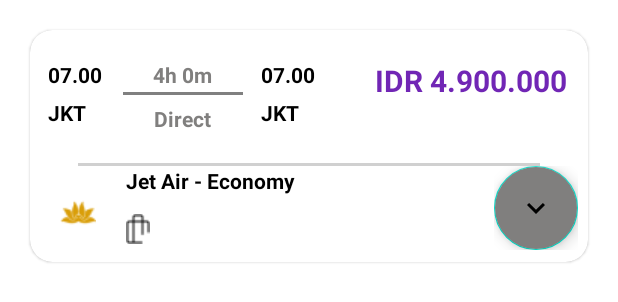
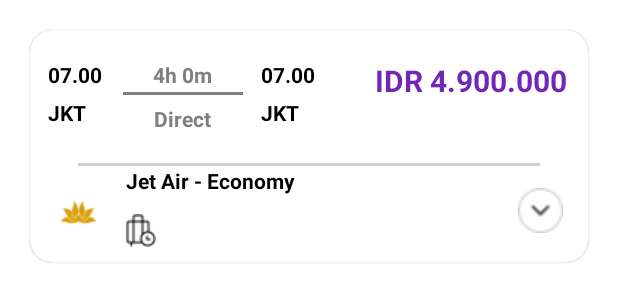
Before and after one commit to MuchamadAndriyanto/AND-Final-Project, an Android app: the layout item_tiket.xml on its own in the app's theme, with its tools: preview values and no code run, on a phone screen of 412 x 824 dp. Shown: the top 302 px of the screen. Run offline under Robolectric (Android 15) with nearby library versions, the phone set to English and light mode, and no system bars.

Commit message:
hasil pencarian xml

```diff
--- a/app/src/main/res/layout/item_hari.xml
+++ b/app/src/main/res/layout/item_hari.xml
@@ -28,7 +28,7 @@
             android:text="19/10/2024"
             android:gravity="center"
             android:textSize="14sp"
-            android:textColor="#000000"
+            android:textColor="@color/abu"
             />
     </LinearLayout>
 
--- a/app/src/main/res/layout/item_tiket.xml
+++ b/app/src/main/res/layout/item_tiket.xml
@@ -185,7 +185,7 @@
 
                 <ImageView
                     android:layout_width="wrap_content"
-                    android:src="@drawable/logo1"
+                    android:src="@drawable/logo2"
                     android:layout_height="match_parent"/>
 
             </LinearLayout>
@@ -193,18 +193,13 @@
             <LinearLayout
                 android:id="@+id/lin7"
                 android:layout_toEndOf="@id/lin6"
-                android:layout_width="wrap_content"
-                android:layout_height="wrap_content">
-                <com.google.android.material.floatingactionbutton.FloatingActionButton
-                    android:id="@+id/fabLove"
-                    android:layout_width="wrap_content"
-                    android:src="@drawable/ic_arrow_bawah"
-                    android:layout_height="100dp"
-                    app:collapsedSize="10dp"
-                    android:backgroundTint="@color/abu"
-                    android:contentDescription="TODO">
-
-                </com.google.android.material.floatingactionbutton.FloatingActionButton>
+                android:layout_width="match_parent"
+                android:gravity="center"
+                android:layout_height="60dp">
+                <ImageView
+                    android:layout_width="30dp"
+                    android:layout_height="30dp"
+                    android:src="@drawable/button_arrow_bottom"/>
             </LinearLayout>
 
         </RelativeLayout>
```
Also changed, not shown: app/src/main/res/drawable/button_arrow_bottom.png (added), app/src/main/res/drawable/logo2.png (added).
